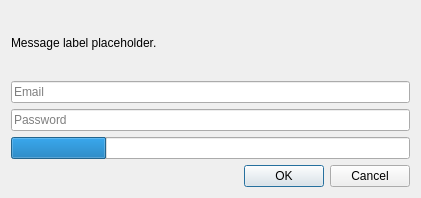
The window that launcher/ui/dialogs/ElybyLoginDialog.ui (fn2006/PollyMC) describes before a commit, drawn with Qt 5.
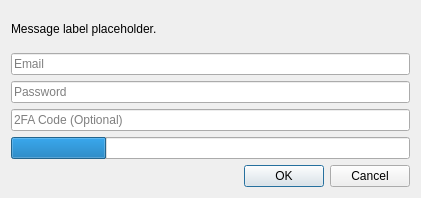
The same window after the commit.

Commit message: Add support for 2FA on ely.by accounts (#64)

Diff of the .ui file:
```diff
--- a/launcher/ui/dialogs/ElybyLoginDialog.ui
+++ b/launcher/ui/dialogs/ElybyLoginDialog.ui
@@ -50,6 +50,16 @@
      </property>
     </widget>
    </item>
+   <item>
+    <widget class="QLineEdit" name="mfaTextBox">
+     <property name="echoMode">
+      <enum>QLineEdit::Password</enum>
+     </property>
+     <property name="placeholderText">
+      <string>2FA Code (Optional)</string>
+     </property>
+    </widget>
+   </item>
    <item>
     <widget class="QProgressBar" name="progressBar">
      <property name="value">
```
The commit also changes 2 other files.
